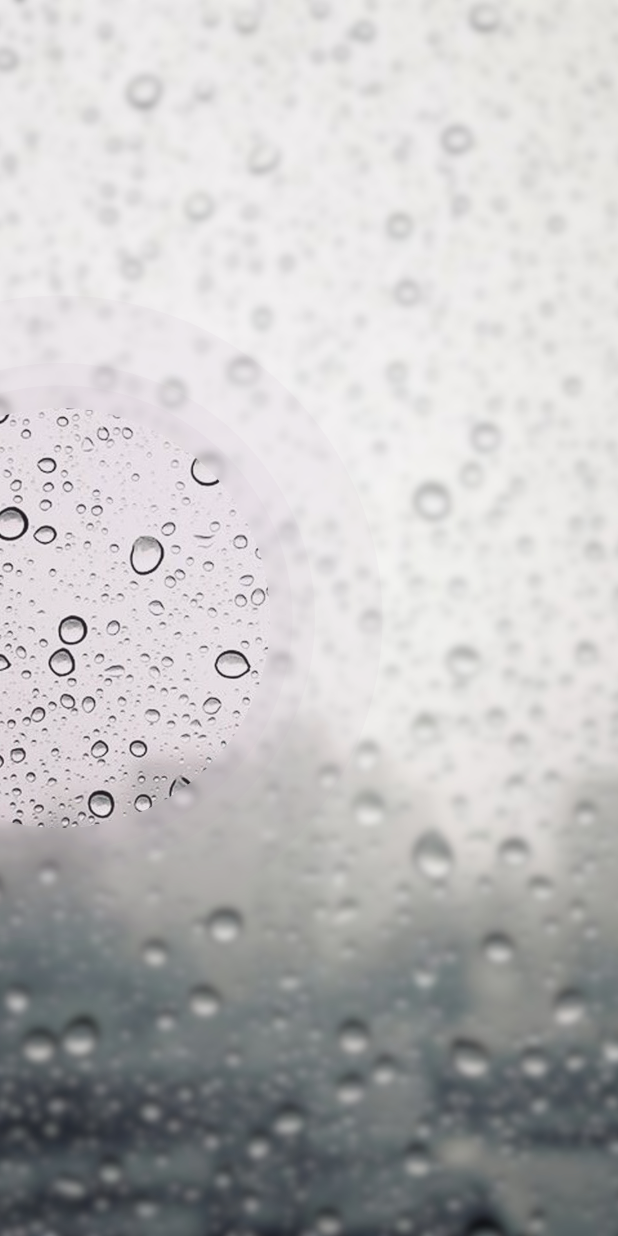
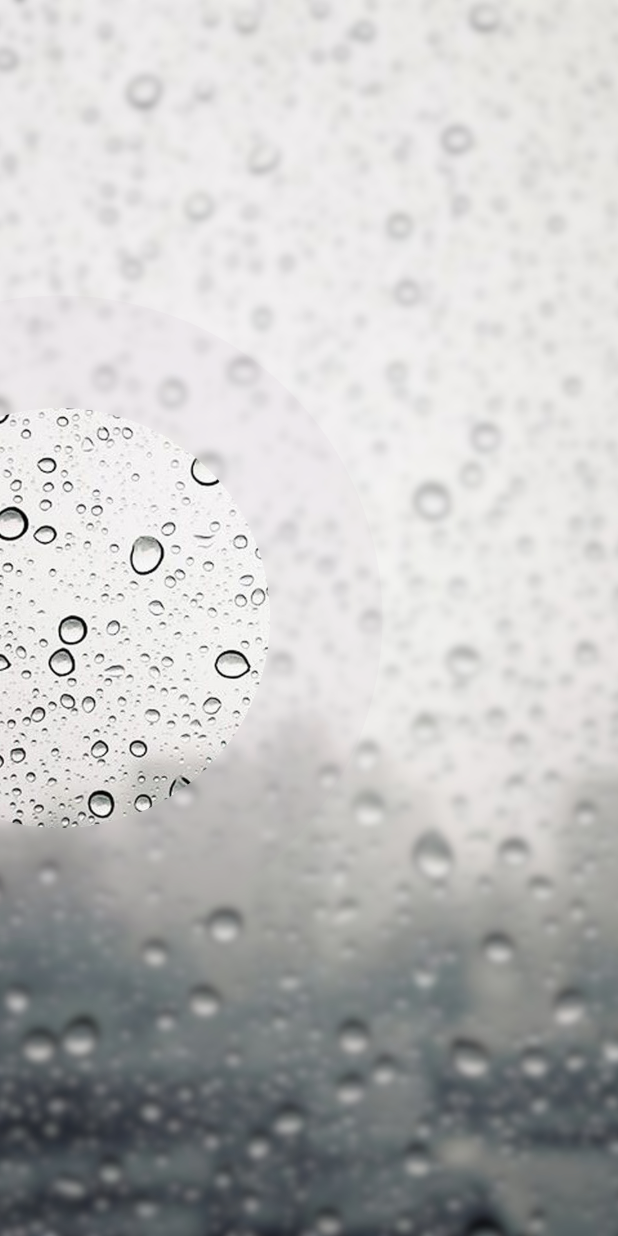
Before and after one commit to atul161/weather_forecast_app, a Flutter app: the screen it shows after launch, on a phone screen of 412 x 824 dp. Run offline on Flutter 3.47's test engine with Material 2 defaults, Android fonts, the phone set to English and light mode, and no system bars.

Commit message:
circle ring added

```diff
--- a/lib/main.dart
+++ b/lib/main.dart
@@ -105,6 +105,10 @@ class WhiteCircleCustomPainter extends CustomPainter {
   @override
   void paint(Canvas canvas, Size size) {
     for(var i = 1; i < circles.length; ++i) {
+
+      //on every iteration of the paint method we can tell to leave the area for the circle
+      _maskCircle(canvas, size, circles[i-1].radius);
+
       whitePaint.color = overlayColor.withAlpha(circles[i-1].alpha); //this is giving us the ring
 
       //to fill the circle
@@ -114,6 +118,19 @@ class WhiteCircleCustomPainter extends CustomPainter {
         whitePaint,
       );
     }
+  }
+
+  _maskCircle(Canvas canvas, Size size, double radius){
+    Path clippedCircle = new Path();
+    clippedCircle.fillType = PathFillType.evenOdd;
+    clippedCircle.addRect(new Rect.fromLTWH(0.0, 0.0, size.height, size.height));
+    clippedCircle.addOval(
+      new Rect.fromCircle(
+        center: new Offset(0.0, size.height/2) + centerOffset,
+        radius: radius,
+      ),
+    );
+    canvas.clipPath(clippedCircle); //this says you're allowed to paint anywhere on the screen except the circle
   }
 
   @override
```
